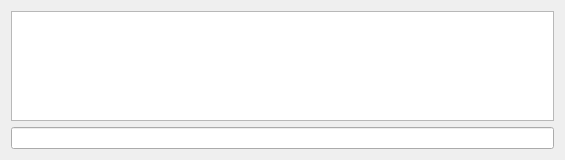
Before: the Qt Designer form src/env/chat/ChatDlg.ui in DC2012/DC2012, drawn with Qt 5.
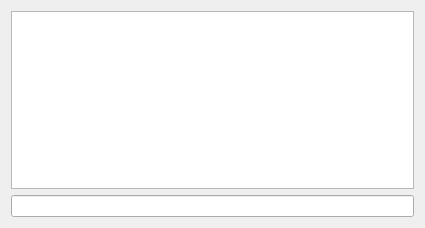
After: the same form once the commit is applied.

Commit message: ChatDlg now appears bottom-left corner of screen and is transparent

```diff
--- a/src/env/chat/ChatDlg.ui
+++ b/src/env/chat/ChatDlg.ui
@@ -6,15 +6,18 @@
    <rect>
     <x>0</x>
     <y>0</y>
-    <width>565</width>
-    <height>160</height>
+    <width>425</width>
+    <height>228</height>
    </rect>
   </property>
   <property name="windowTitle">
    <string>ChatDlg</string>
   </property>
   <property name="windowOpacity">
-   <double>0.500000000000000</double>
+   <double>1.000000000000000</double>
+  </property>
+  <property name="styleSheet">
+   <string notr="true"/>
   </property>
   <property name="modal">
    <bool>true</bool>
```
Left out of the diff: 2 changed lines with no effect on the pictures. The commit also changes 2 other files.
